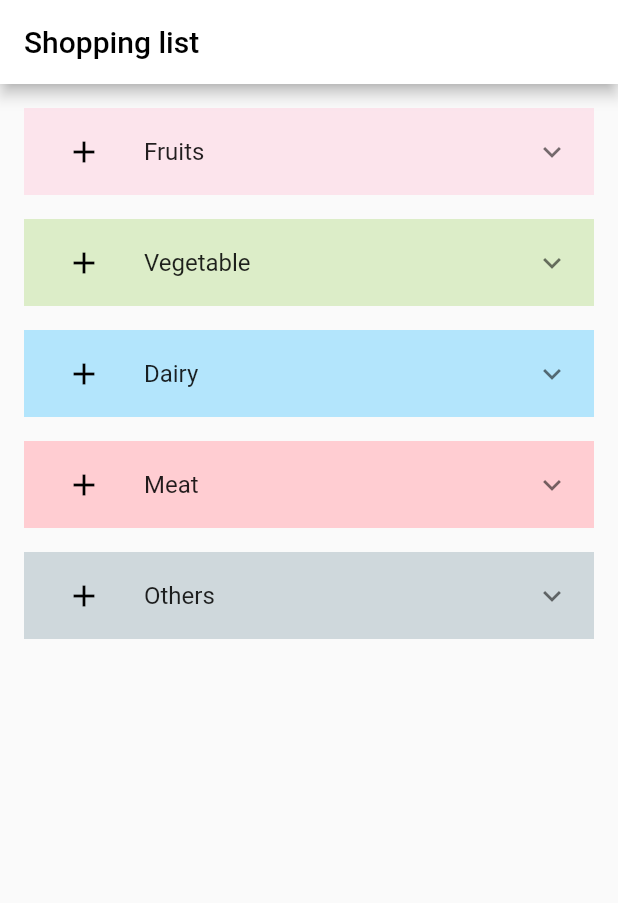
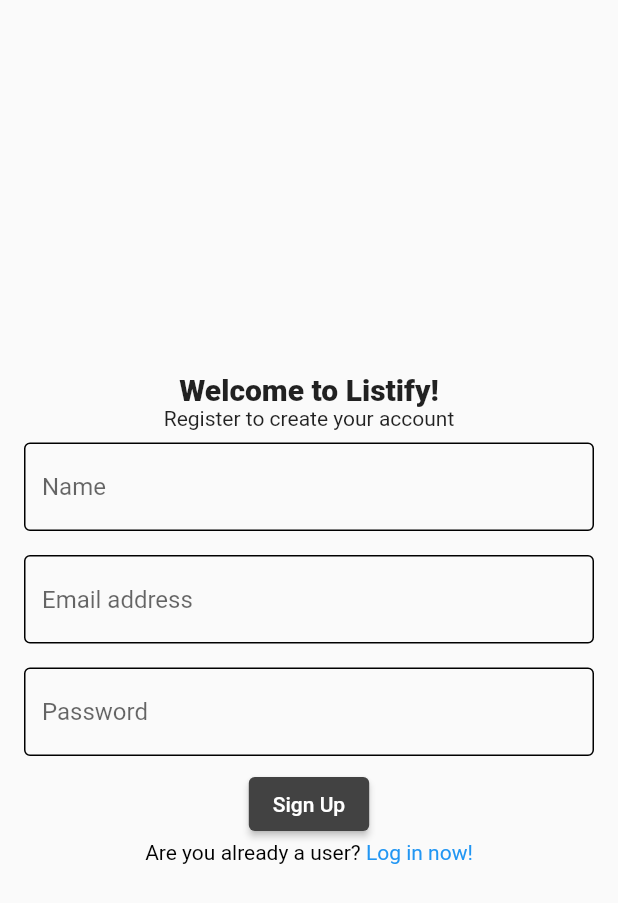
Before and after one commit to juliakowalikk/listify, a Flutter app: the screen it shows after launch, on a phone screen of 412 x 824 dp. Shown: the top 903 px of the screen. Run offline on Flutter 3.47's test engine with Material 2 defaults, Android fonts, the phone set to English and light mode, and no system bars; our stand-ins replace bloc, cloud_firestore, equatable, firebase_core, flutter_bloc, freezed_annotation; accounts and stored records are empty; generated files the repository leaves out were written again.

Commit message:
Add registration and login UI

```diff
--- a/lib/main.dart
+++ b/lib/main.dart
@@ -4,10 +4,10 @@
 import 'package:flutter_bloc/flutter_bloc.dart';
 import 'package:flutter_gen/gen_l10n/app_localizations.dart';
 import 'package:flutter_localizations/flutter_localizations.dart';
+import 'package:listify/pages/registration_page/registration_page.dart';
 
 import 'cubits/list_cubit.dart';
 import 'firebase_options.dart';
-import 'pages/list_page/list_page.dart';
 
 bool shouldUseFirestoreEmulator = false;
 
@@ -33,7 +33,7 @@
         supportedLocales: [
           Locale('en'),
         ],
-        home: ListPage(),
+        home: RegistrationPage(),
       ),
     ),
   );
--- a/lib/pages/list_page/list_page.dart
+++ b/lib/pages/list_page/list_page.dart
@@ -14,6 +14,7 @@
   Widget build(BuildContext context) {
     return Scaffold(
       appBar: AppBar(
+        iconTheme: const IconThemeData(color: Colors.black),
         backgroundColor: Colors.white,
         title: Text(
           Strings.of(context).listPageAppBarTitle,
--- /dev/null
+++ b/lib/pages/registration_page/registration_page.dart
@@ -0,0 +1,93 @@
+import 'package:flutter/gestures.dart';
+import 'package:flutter/material.dart';
+import 'package:listify/pages/list_page/list_page.dart';
+import 'package:listify/pages/login_page/login_page.dart';
+import 'package:listify/pages/user_text_field.dart';
+
+class RegistrationPage extends StatefulWidget {
+  const RegistrationPage({super.key});
+
+  @override
+  State<RegistrationPage> createState() => _RegistrationPageState();
+}
+
+TextEditingController emailController = TextEditingController();
+TextEditingController passwordController = TextEditingController();
+TextEditingController nameController = TextEditingController();
+
+class _RegistrationPageState extends State<RegistrationPage> {
+  @override
+  void dispose() {
+    emailController.dispose();
+    passwordController.dispose();
+    nameController.dispose();
+    super.dispose();
+  }
+
+  @override
+  Widget build(BuildContext context) => Scaffold(
+        body: SafeArea(
+          child: Padding(
+            padding: const EdgeInsets.all(8.0),
+            child: Column(
+              mainAxisAlignment: MainAxisAlignment.center,
+              children: [
+                const Text(
+                  'Welcome to Listify!',
+                  style: TextStyle(fontWeight: FontWeight.w800, fontSize: 20),
+                ),
+                const Text('Register to create your account'),
+                UserTextField(
+                  controller: nameController,
+                  hintText: 'Name',
+                  isTextVisible: false,
+                ),
+                UserTextField(
+                  controller: emailController,
+                  hintText: 'Email address',
+                  isTextVisible: false,
+                ),
+                UserTextField(
+                  controller: passwordController,
+                  hintText: 'Password',
+                  isTextVisible: true,
+                ),
+                ElevatedButton(
+                  style: ElevatedButton.styleFrom(
+                      backgroundColor: Colors.grey.shade800),
+                  onPressed: () {
+                    Navigator.push(
+                      context,
+                      MaterialPageRoute(builder: (context) => const ListPage()),
+                    );
+                  },
+                  child: const Text(
+                    'Sign Up',
+                  ),
+                ),
+                RichText(
+                  text: TextSpan(
+                    children: <TextSpan>[
+                      const TextSpan(
+                          text: 'Are you already a user?',
+                          style: TextStyle(color: Colors.black)),
+                      TextSpan(
+                        text: ' Log in now!',
+                        style: const TextStyle(color: Colors.blue),
+                        recognizer: TapGestureRecognizer()
+                          ..onTap = () => Navigator.push(
+                                context,
+                                MaterialPageRoute(
+                                  builder: (context) => const LoginPage(),
+                                ),
+                              ),
+                      ),
+                    ],
+                  ),
+                )
+              ],
+            ),
+          ),
+        ),
+      );
+}
--- /dev/null
+++ b/lib/pages/user_text_field.dart
@@ -0,0 +1,33 @@
+import 'package:flutter/material.dart';
+
+class UserTextField extends StatelessWidget {
+  final TextEditingController controller;
+  final String hintText;
+  final bool isTextVisible;
+  const UserTextField(
+      {super.key,
+      required this.controller,
+      required this.hintText,
+      required this.isTextVisible});
+
+  @override
+  Widget build(BuildContext context) => Column(
+        children: [
+          Padding(
+            padding: const EdgeInsets.all(8.0),
+            child: TextField(
+              obscureText: isTextVisible,
+              cursorColor: Colors.black,
+              decoration: InputDecoration(
+                focusedBorder: const OutlineInputBorder(
+                  borderSide: BorderSide(color: Colors.black),
+                ),
+                hintText: hintText,
+                enabledBorder: const OutlineInputBorder(),
+              ),
+              controller: controller,
+            ),
+          ),
+        ],
+      );
+}
--- a/pubspec.yaml
+++ b/pubspec.yaml
@@ -48,6 +48,7 @@
   firebase_database: ^10.2.6
   cloud_firestore: ^4.9.2
   uuid: ^4.1.0
+  firebase_auth: ^4.10.0
 
 dev_dependencies:
   flutter_localizations:
```
Also changed, not shown: lib/pages/login_page/login_page.dart (added, +75 -0 lines), lib/pages/login_page/widgets/login_body.dart (added, +25 -0 lines), pubspec.lock, 4 other files.
